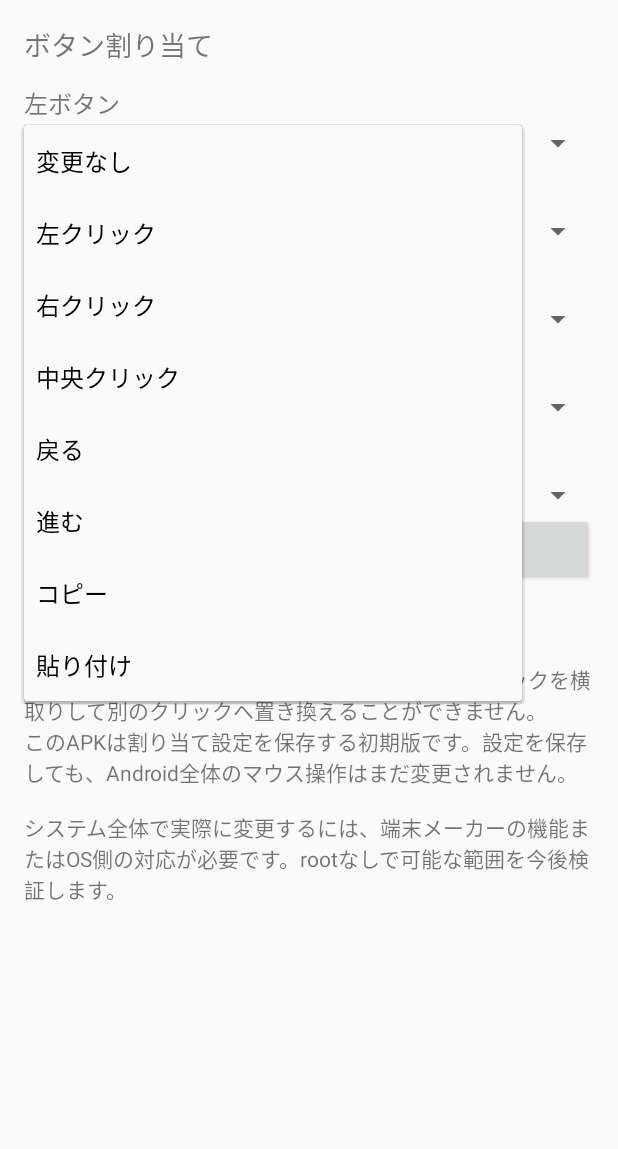
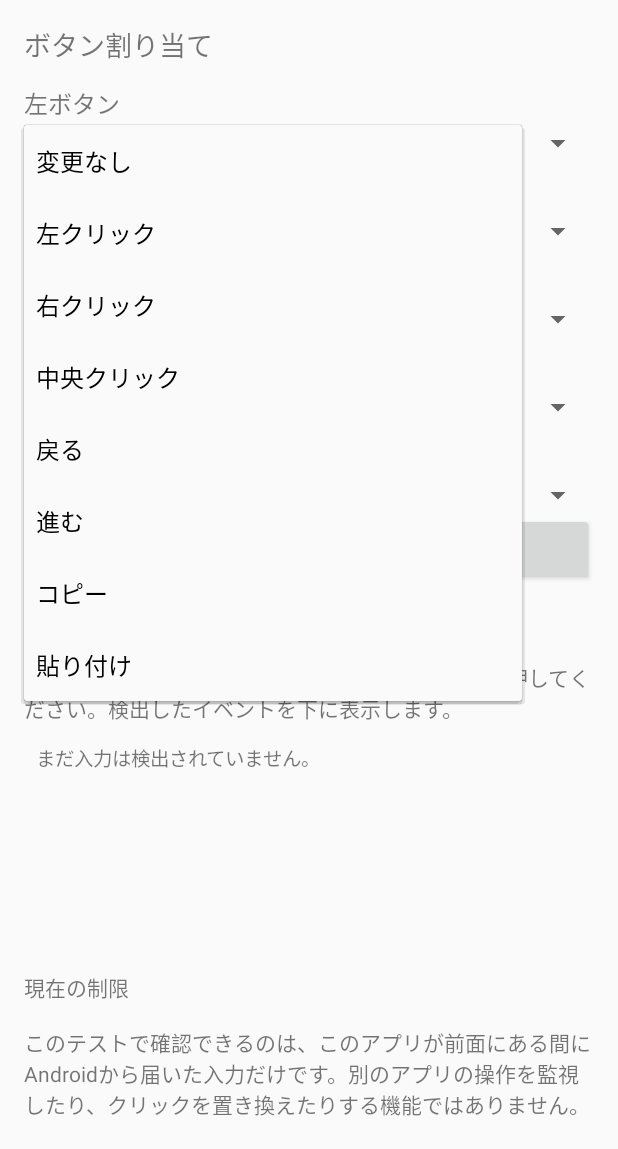
Before and after one commit to afsdsa-eng/mouse, an Android app: the screen it shows after launch (MainActivity), after a tap on "変更なし", on a phone screen of 412 x 824 dp, the part 87-1236 px from its top. Run offline under Robolectric (Android 15) with nearby library versions, the phone set to English and light mode, and no system bars.

Commit message:
Add foreground mouse input diagnostics

```diff
--- a/app/src/main/java/com/afsdsa/mouse/MainActivity.kt
+++ b/app/src/main/java/com/afsdsa/mouse/MainActivity.kt
@@ -2,14 +2,18 @@ package com.afsdsa.mouse
 
 import android.app.Activity
 import android.os.Bundle
-import android.view.Gravity
-import android.view.View
+import android.view.InputDevice
+import android.view.MotionEvent
 import android.widget.ArrayAdapter
 import android.widget.Button
 import android.widget.LinearLayout
+import android.widget.ScrollView
 import android.widget.Spinner
 import android.widget.TextView
 import android.widget.Toast
+import java.text.SimpleDateFormat
+import java.util.Date
+import java.util.Locale
 
 class MainActivity : Activity() {
     private val actions = listOf(
@@ -19,6 +23,8 @@ class MainActivity : Activity() {
     private val buttons = listOf("左ボタン", "右ボタン", "中央ボタン", "サイドボタン1", "サイドボタン2")
     private val keys = listOf("left", "right", "middle", "back", "forward")
     private val spinners = mutableListOf<Spinner>()
+    private lateinit var eventLog: TextView
+    private val logLines = ArrayDeque<String>()
 
     override fun onCreate(savedInstanceState: Bundle?) {
         super.onCreate(savedInstanceState)
@@ -67,21 +73,87 @@ class MainActivity : Activity() {
                 }.apply()
                 Toast.makeText(this@MainActivity, "設定を保存しました", Toast.LENGTH_SHORT).show()
             }
-        }.also { it.setPadding(0, 18, 0, 18) })
+        })
+
+        root.addView(TextView(this).apply {
+            text = "マウス入力テスト"
+            textSize = 20f
+            setPadding(0, 24, 0, 8)
+        })
+        root.addView(TextView(this).apply {
+            text = "マウスを接続し、このアプリの画面上で各ボタンを押してください。検出したイベントを下に表示します。"
+            textSize = 14f
+        })
+        eventLog = TextView(this).apply {
+            text = "まだ入力は検出されていません。"
+            textSize = 13f
+            setTextIsSelectable(true)
+            setPadding(12, 12, 12, 12)
+        }
+        root.addView(ScrollView(this).apply {
+            addView(eventLog)
+            layoutParams = LinearLayout.LayoutParams(
+                LinearLayout.LayoutParams.MATCH_PARENT, 220
+            ).apply { topMargin = 8 }
+        })
 
         root.addView(TextView(this).apply {
             text = """
-                Android全体への適用について
+                現在の制限
 
-                通常権限のアプリは、他のアプリに届くマウスクリックを横取りして別のクリックへ置き換えることができません。
-                このAPKは割り当て設定を保存する初期版です。設定を保存しても、Android全体のマウス操作はまだ変更されません。
+                このテストで確認できるのは、このアプリが前面にある間にAndroidから届いた入力だけです。別のアプリの操作を監視したり、クリックを置き換えたりする機能ではありません。
 
-                システム全体で実際に変更するには、端末メーカーの機能またはOS側の対応が必要です。rootなしで可能な範囲を今後検証します。
+                rootなしの通常アプリでは、Android全体のマウス入力を自由に横取り・置換できる公開APIはありません。
             """.trimIndent()
             textSize = 14f
-            setPadding(0, 24, 0, 0)
+            setPadding(0, 20, 0, 0)
         })
 
         setContentView(root)
     }
+
+    override fun dispatchGenericMotionEvent(event: MotionEvent): Boolean {
+        if (isMouseEvent(event)) logMouseEvent(event, "Generic")
+        return super.dispatchGenericMotionEvent(event)
+    }
+
+    override fun dispatchTouchEvent(event: MotionEvent): Boolean {
+        if (isMouseEvent(event)) logMouseEvent(event, "Touch")
+        return super.dispatchTouchEvent(event)
+    }
+
+    private fun isMouseEvent(event: MotionEvent): Boolean {
+        return event.isFromSource(InputDevice.SOURCE_MOUSE) ||
+            event.isFromSource(InputDevice.SOURCE_MOUSE_RELATIVE)
+    }
+
+    private fun logMouseEvent(event: MotionEvent, route: String) {
+        val action = when (event.actionMasked) {
+            MotionEvent.ACTION_DOWN -> "押下"
+            MotionEvent.ACTION_UP -> "解放"
+            MotionEvent.ACTION_MOVE -> "移動"
+            MotionEvent.ACTION_HOVER_MOVE -> "ホバー移動"
+            MotionEvent.ACTION_HOVER_ENTER -> "ホバー開始"
+            MotionEvent.ACTION_HOVER_EXIT -> "ホバー終了"
+            MotionEvent.ACTION_BUTTON_PRESS -> "ボタン押下"
+            MotionEvent.ACTION_BUTTON_RELEASE -> "ボタン解放"
+            MotionEvent.ACTION_SCROLL -> "スクロール"
+            else -> "action=${event.actionMasked}"
+        }
+        val pressed = buildList {
+            if (event.buttonState and MotionEvent.BUTTON_PRIMARY != 0) add("左")
+            if (event.buttonState and MotionEvent.BUTTON_SECONDARY != 0) add("右")
+            if (event.buttonState and MotionEvent.BUTTON_TERTIARY != 0) add("中央")
+            if (event.buttonState and MotionEvent.BUTTON_BACK != 0) add("戻る")
+            if (event.buttonState and MotionEvent.BUTTON_FORWARD != 0) add("進む")
+        }.ifEmpty { listOf("なし") }.joinToString("+")
+
+        val time = SimpleDateFormat("HH:mm:ss.SSS", Locale.JAPAN).format(Date())
+        val line = "$time [$route] $action / ボタン=$pressed / buttonState=${event.buttonState} / x=${event.x.toInt()} y=${event.y.toInt()}"
+        logLines.addFirst(line)
+        while (logLines.size > 30) logLines.removeLast()
+        runOnUiThread {
+            eventLog.text = logLines.joinToString("\n")
+        }
+    }
 }
```
